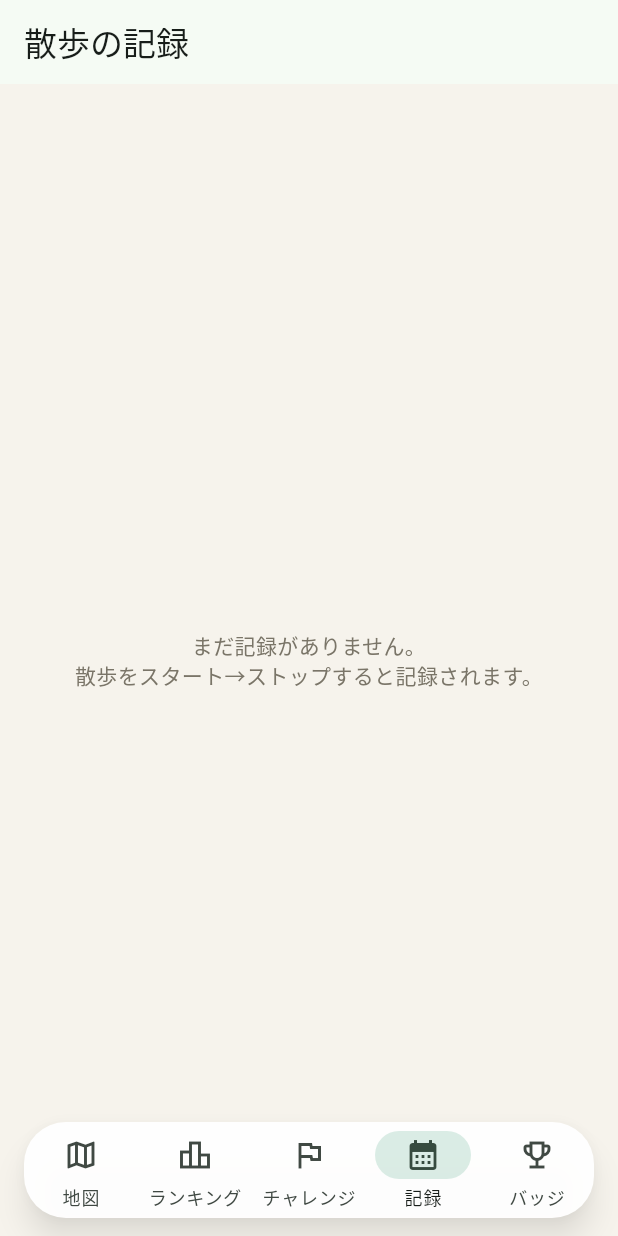
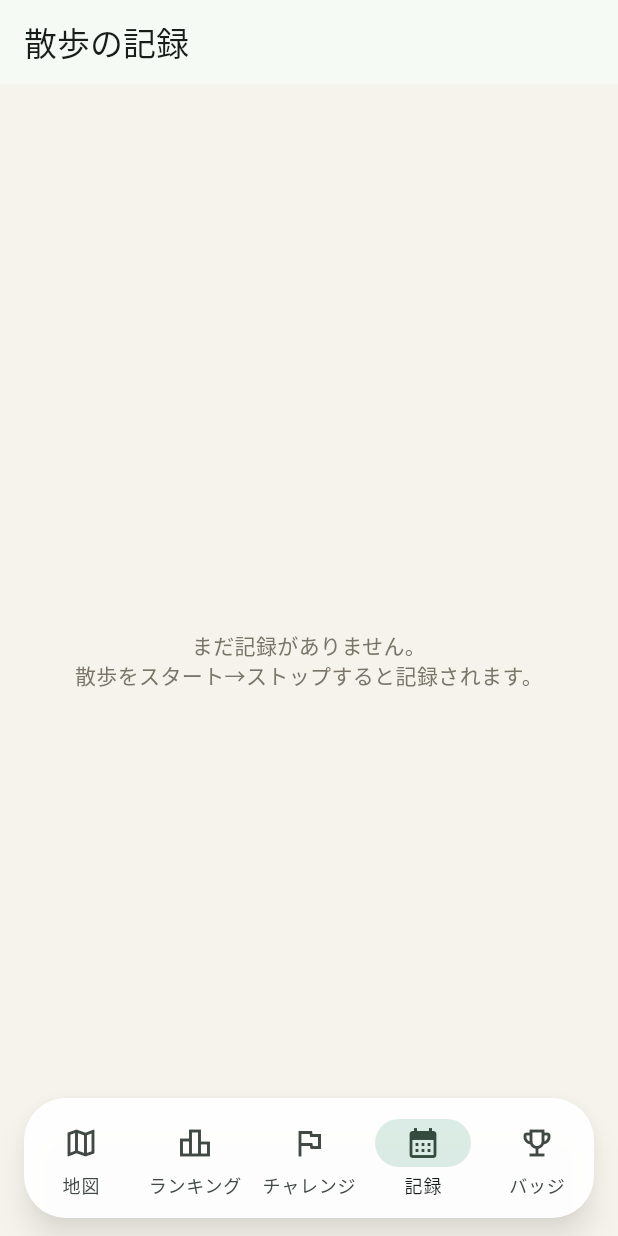
Before and after one commit to Haru1113-cloud/territory-walk, a Flutter app: the screen it shows after launch, item 4 of the bottom bar chosen, on a phone screen of 412 x 824 dp. Run offline on Flutter 3.47's test engine with Material 3 defaults, Android fonts, the phone set to English and light mode, and no system bars; our stand-ins replace cloud_firestore, firebase_auth, firebase_core, flutter_map, geolocator, image_picker and 2 more; accounts and stored records are empty; network calls fail.

Commit message:
カードの統計チップを1行固定にしてズームボタンとの重なりを解消、 ボトムバーの選択インジケーターに余白を追加
- 「軌跡」チップを削除し、獲得面積・領土の2つに絞った
- 統計チップをWrap(可変行数)から横スクロールの1行固定に変更
  (BadgeChipRowと同じ方針)。カードの高さが伸びて地図のズーム+/-ボタンと
  重なる問題を解消
- HomeShellのNavigationBarに上下paddingを追加し、選択中タブの緑の
  インジケーターが丸型バーの枠にぴったり迫って見える問題を修正
  (AppColors.bottomNavBarHeightもバーの実高さに合わせて92に更新)

```diff
--- a/lib/screens/home_shell.dart
+++ b/lib/screens/home_shell.dart
@@ -76,6 +76,10 @@ class _HomeShellState extends State<HomeShell> {
           shadowColor: Colors.black45,
           borderRadius: BorderRadius.circular(28),
           clipBehavior: Clip.antiAlias,
+          child: Padding(
+            // 選択中タブの緑のインジケーターが、丸型の枠のすぐ内側に
+            // 迫って窮屈に見えないよう、上下に余白を持たせる。
+            padding: const EdgeInsets.symmetric(vertical: 8),
             child: NavigationBar(
               height: 64,
               selectedIndex: _selectedIndex,
@@ -87,6 +91,7 @@ class _HomeShellState extends State<HomeShell> {
             ),
           ),
         ),
+      ),
     );
   }
 }
--- a/lib/widgets/app_style.dart
+++ b/lib/widgets/app_style.dart
@@ -59,10 +59,10 @@ class AppColors {
   static const radiusLarge = 24.0;
 
   /// 浮遊型の下部ナビゲーションバー(`HomeShell`)が占める高さの目安
-  /// (NavigationBar本体64px＋その下の余白12px)。`HomeShell`はScaffoldの
-  /// `extendBody: true`でタブの中身をバーの裏側まで敷き詰めているため、
-  /// タブ側で独自に画面下部へ固定表示するUI(`WalkScreen`の操作パネル等)は、
-  /// デバイスのセーフエリアに加えてこの高さ分も余白として確保しないと
-  /// バーの下に隠れてしまう。
-  static const bottomNavBarHeight = 76.0;
+  /// (NavigationBar本体64px＋インジケーターの余白のための上下padding16px
+  /// ＋その下の余白12px)。`HomeShell`はScaffoldの`extendBody: true`で
+  /// タブの中身をバーの裏側まで敷き詰めているため、タブ側で独自に画面下部へ
+  /// 固定表示するUI(`WalkScreen`の操作パネル等)は、デバイスのセーフエリアに
+  /// 加えてこの高さ分も余白として確保しないとバーの下に隠れてしまう。
+  static const bottomNavBarHeight = 92.0;
 }
```
Also changed, not shown: lib/widgets/control_panel.dart (+9 -9 lines). Lines whose indentation alone changed are shown as unchanged.
